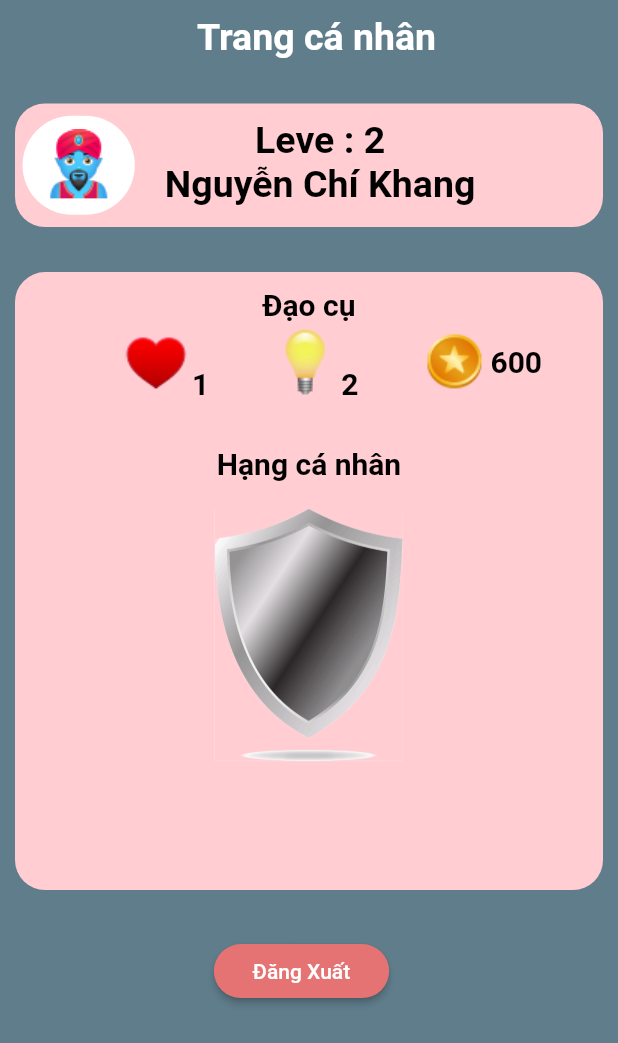
After one commit to huynhhao79/LTDD_KHA, a Flutter app: the trangcanhan screen opened directly, on a phone screen of 412 x 824 dp. The commit adds this screen. Shown: the top 1043 px of the screen. Run offline on Flutter 3.47's test engine with Material 2 defaults, Android fonts, the phone set to English and light mode, and no system bars.

Commit message:
upfile ca nhan

```diff
--- /dev/null
+++ b/us02/do_an_ltdd/lib/components/trangcanhan.dart
@@ -0,0 +1,197 @@
+import 'package:flutter/material.dart';
+import 'package:flutter/src/widgets/container.dart';
+import 'package:flutter/src/widgets/framework.dart';
+
+class trangcanhan extends StatefulWidget {
+  const trangcanhan({super.key});
+
+  @override
+  State<trangcanhan> createState() => _trangcanhanState();
+}
+
+class _trangcanhanState extends State<trangcanhan> {
+  @override
+  Widget build(BuildContext context) {
+    return Scaffold(
+      backgroundColor: Colors.blueGrey,
+      body: Column(
+        children: [
+          Padding(
+            padding: EdgeInsets.only(left: 20, top: 10),
+            child: Text('Trang cá nhân',
+                style: TextStyle(
+                    color: Colors.white,
+                    fontWeight: FontWeight.bold,
+                    fontSize: 25.0)),
+          ),
+          Padding(
+            padding: EdgeInsets.only(left: 10, top: 30),
+            child: Container(
+              height: MediaQuery.of(context).size.height / 5 / 2,
+              width: MediaQuery.of(context).size.width - 20,
+              decoration: BoxDecoration(
+                color: Colors.red.shade100,
+                borderRadius: BorderRadius.only(
+                    topLeft: Radius.circular(20.0),
+                    topRight: Radius.circular(20.0),
+                    bottomRight: Radius.circular(20.0),
+                    bottomLeft: Radius.circular(20.0)),
+              ),
+              child: Row(
+                children: [
+                  Padding(
+                    padding: EdgeInsets.only(left: 5),
+                    child: Container(
+                      height: MediaQuery.of(context).size.height / 5 / 2.5,
+                      width: MediaQuery.of(context).size.width / 5.5,
+                      decoration: BoxDecoration(
+                        color: Colors.white,
+                        borderRadius: BorderRadius.only(
+                            topLeft: Radius.circular(1000.0),
+                            topRight: Radius.circular(1000.0),
+                            bottomRight: Radius.circular(1000.0),
+                            bottomLeft: Radius.circular(1000.0)),
+                      ),
+                      child: Image(
+                        image: AssetImage('assets/1.png'),
+                      ),
+                    ),
+                  ),
+                  Padding(
+                    padding: EdgeInsets.only(top: 10, left: 20),
+                    child: Column(children: [
+                      Padding(
+                        padding: EdgeInsets.only(),
+                        child: Text('Leve : 2',
+                            style: TextStyle(
+                                color: Colors.black,
+                                fontWeight: FontWeight.bold,
+                                fontSize: 25.0)),
+                      ),
+                      Padding(
+                        padding: EdgeInsets.only(),
+                        child: Text('Nguyễn Chí Khang',
+                            style: TextStyle(
+                                color: Colors.black,
+                                fontWeight: FontWeight.bold,
+                                fontSize: 25.0)),
+                      ),
+                    ]),
+                  )
+                ],
+              ),
+            ),
+          ),
+          SizedBox(height: 30.0),
+          Padding(
+            padding: EdgeInsets.only(left: 10),
+            child: Container(
+              height: MediaQuery.of(context).size.height / 2,
+              width: MediaQuery.of(context).size.width - 20,
+              decoration: BoxDecoration(
+                color: Colors.red.shade100,
+                borderRadius: BorderRadius.only(
+                    topLeft: Radius.circular(20.0),
+                    topRight: Radius.circular(20.0),
+                    bottomRight: Radius.circular(20.0),
+                    bottomLeft: Radius.circular(20.0)),
+              ),
+              child: Column(children: [
+                Padding(
+                  padding: EdgeInsets.only(top: 10, right: 0),
+                  child: Text('Đạo cụ',
+                      style: TextStyle(
+                          color: Colors.black,
+                          fontWeight: FontWeight.bold,
+                          fontSize: 20.0)),
+                ),
+                Padding(
+                  padding: EdgeInsets.only(left: 70),
+                  child: Row(
+                    children: [
+                      Padding(
+                        padding: EdgeInsets.only(),
+                        child: Image(
+                          image: AssetImage('assets/tim.png'),
+                        ),
+                      ),
+                      Padding(
+                        padding: EdgeInsets.only(top: 30),
+                        child: Text('1',
+                            style: TextStyle(
+                                color: Colors.black,
+                                fontWeight: FontWeight.bold,
+                                fontSize: 20.0)),
+                      ),
+                      Padding(
+                        padding: EdgeInsets.only(left: 40),
+                        child: Image(
+                          image: AssetImage('assets/den.png'),
+                        ),
+                      ),
+                      Padding(
+                        padding: EdgeInsets.only(top: 30),
+                        child: Text('2',
+                            style: TextStyle(
+                                color: Colors.black,
+                                fontWeight: FontWeight.bold,
+                                fontSize: 20.0)),
+                      ),
+                      Padding(
+                        padding: EdgeInsets.only(left: 40),
+                        child: Image(
+                          image: AssetImage('assets/tien.png'),
+                        ),
+                      ),
+                      Padding(
+                        padding: EdgeInsets.only(top: 0),
+                        child: Text('600',
+                            style: TextStyle(
+                                color: Colors.black,
+                                fontWeight: FontWeight.bold,
+                                fontSize: 20.0)),
+                      ),
+                    ],
+                  ),
+                ),
+                Padding(
+                  padding: EdgeInsets.only(top: 30),
+                  child: Text('Hạng cá nhân',
+                      style: TextStyle(
+                          color: Colors.black,
+                          fontWeight: FontWeight.bold,
+                          fontSize: 20.0)),
+                ),
+                Image(
+                  width: 200,
+                  height: 200,
+                  image: AssetImage('assets/khien.png'),
+                ),
+              ]),
+            ),
+          ),
+
+          ////////nut dang xuat
+          Padding(
+            padding: EdgeInsets.only(top: 30),
+            child: ElevatedButton(
+              style: ButtonStyle(
+                backgroundColor: MaterialStatePropertyAll<Color>(
+                  Colors.red.shade300,
+                ),
+                shape: MaterialStateProperty.all(
+                  RoundedRectangleBorder(
+                    borderRadius: BorderRadius.circular(22.0),
+                  ),
+                ),
+              ),
+              onPressed: () => {},
+              child: Padding(
+                  padding: EdgeInsets.all(10), child: Text('Đăng Xuất')),
+            ),
+          )
+        ],
+      ),
+    );
+  }
+}
--- a/us02/do_an_ltdd/lib/home.dart
+++ b/us02/do_an_ltdd/lib/home.dart
@@ -45,9 +45,10 @@ class _MyHomePageState extends State<MyHomePage> with TickerProviderStateMixin {
         initialIndex: 0,
         length: 4,
         child: Scaffold(
-          appBar: AppBar(
-            title: Text(widget.title),
-          ),
+          // appBar:
+          //  AppBar(
+          //   title: Text(widget.title),
+          // ),
           drawer: const Menu(),
           bottomNavigationBar: Container(
             color: Colors.white,
```
